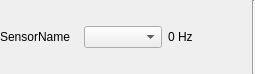
The window that applications/viewer/libViewer/FormInputStreamView.ui (T-PLAY/hub) describes before a commit, drawn with Qt 5.
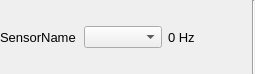
The same window after the commit.

The edit to the form file:
```diff
--- a/applications/viewer/libViewer/FormInputStreamView.ui
+++ b/applications/viewer/libViewer/FormInputStreamView.ui
@@ -28,6 +28,11 @@
    </property>
    <item>
     <widget class="QLabel" name="label_sensorName">
+     <property name="font">
+      <font>
+       <pointsize>10</pointsize>
+      </font>
+     </property>
      <property name="text">
       <string>SensorName</string>
      </property>
@@ -38,6 +43,11 @@
    </item>
    <item>
     <widget class="QLabel" name="label_frequency">
+     <property name="font">
+      <font>
+       <pointsize>10</pointsize>
+      </font>
+     </property>
      <property name="text">
       <string>0 Hz</string>
      </property>
```
